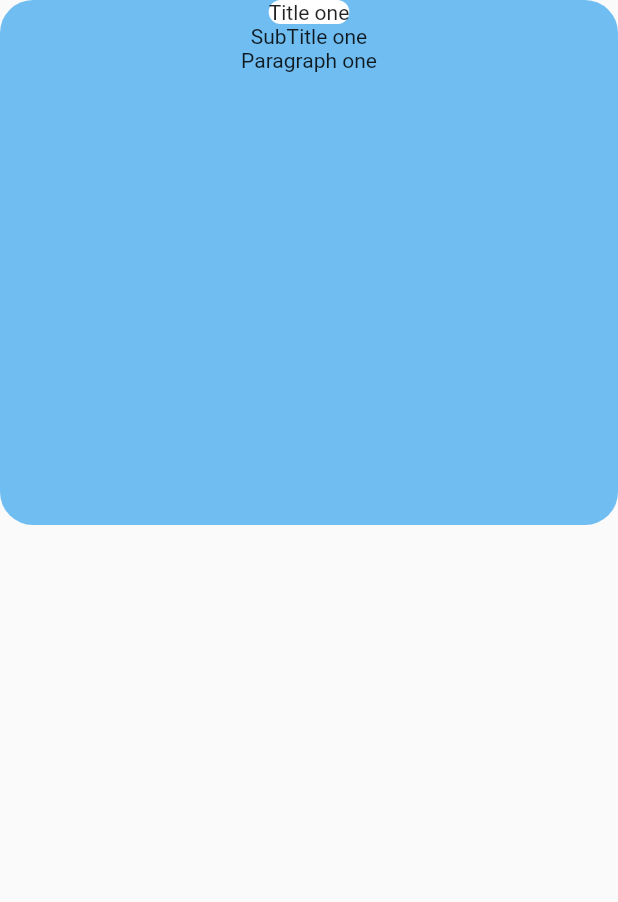
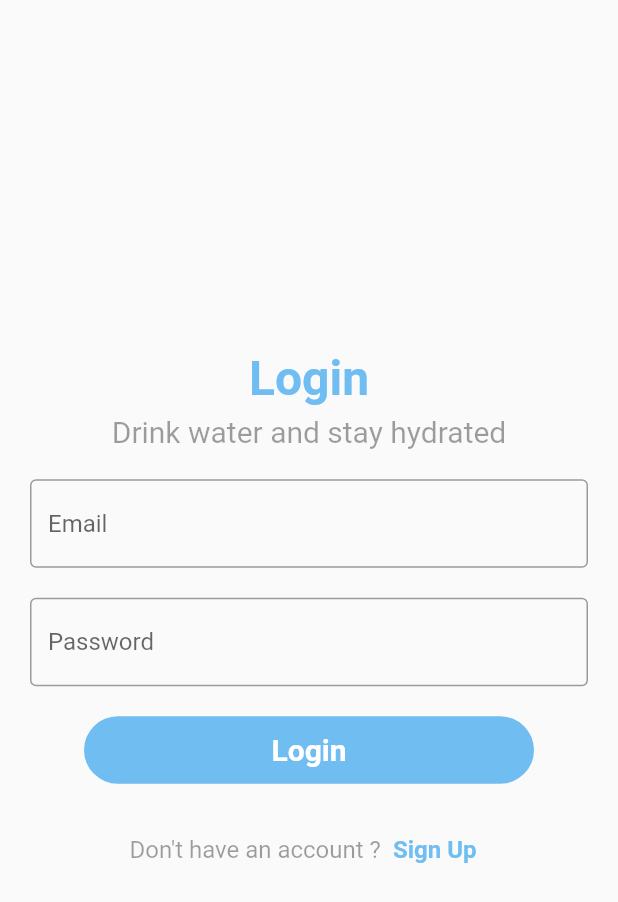
Before and after one commit to HC-DevE/Flutter-projects, a Flutter app: the screen it shows after launch, after a tap on "Get Started", on a phone screen of 412 x 824 dp. Shown: the top 902 px of the screen. Run offline on Flutter 3.47's test engine with Material 2 defaults, Android fonts, the phone set to English and light mode, and no system bars; our stand-ins replace dots_indicator, get.

Commit message:
adding login screen and routing

```diff
--- a/watintake_dribble_design/lib/main.dart
+++ b/watintake_dribble_design/lib/main.dart
@@ -1,4 +1,6 @@
 import 'package:flutter/material.dart';
+import 'package:watintake_dribble_design/screens/home/homepage_screen.dart';
+import 'package:watintake_dribble_design/screens/home/login_screen.dart';
 import 'package:watintake_dribble_design/screens/home/welcome_screen.dart';
 
 void main() {
@@ -12,10 +14,11 @@ class MyApp extends StatelessWidget {
   @override
   Widget build(BuildContext context) {
     return MaterialApp(
+      debugShowCheckedModeBanner: false,
       title: 'Flutter Demo',
-      theme: ThemeData(
-      ),
+      theme: ThemeData(),
       home: WelcomePage(),
+      // home: LoginScreen(),
     );
   }
 }
--- a/watintake_dribble_design/lib/screens/home/homepage_screen.dart
+++ b/watintake_dribble_design/lib/screens/home/homepage_screen.dart
@@ -1,6 +1,7 @@
 import 'package:flutter/material.dart';
 import 'package:flutter/src/widgets/framework.dart';
 import 'package:flutter/src/widgets/placeholder.dart';
+import 'package:watintake_dribble_design/screens/home/welcome_screen.dart';
 
 class HomePageScreen extends StatefulWidget {
   const HomePageScreen({super.key});
@@ -13,19 +14,66 @@ class _HomePageScreenState extends State<HomePageScreen> {
   @override
   Widget build(BuildContext context) {
     return Scaffold(
+      appBar: AppBar(
+        actions: [
+          Row(
+            children: [
+              IconButton(
+                icon: const Icon(Icons.arrow_back_ios),
+                onPressed: () {
+                  Navigator.push<void>(
+                    context,
+                    MaterialPageRoute<void>(
+                      builder: (BuildContext context) => const WelcomePage(),
+                    ),
+                  );
+                },
+              ),
+              IconButton(
+                  onPressed: () {}, icon: Icon(Icons.account_circle_rounded)),
+            ],
+          ),
+        ],
+      ),
+      // bottomNavigationBar: BottomNavigationBar(
+      //   items: <BottomNavigationBarItem>[
+      //     BottomNavigationBarItem(
+      //       icon: Icon(Icons.home),
+      //       label: 'Home',
+      //     ),
+      //     BottomNavigationBarItem(
+      //       icon: Icon(Icons.business),
+      //       label: 'Hydration',
+      //     ),
+      //     BottomNavigationBarItem(
+      //       icon: Icon(Icons.school),
+      //       label: 'Workout',
+      //     ),
+      //   ],
+      //   selectedItemColor: Colors.amber[800],
+      //   onTap: (_) {
+      //     Navigator.push<void>(
+      //       context,
+      //       MaterialPageRoute<void>(
+      //         builder: (BuildContext context) => const WelcomePage(),
+      //       ),
+      //     );
+      //   },
+      // ),
       body: SafeArea(
         child: Container(
           height: 350,
           width: 500,
           decoration: BoxDecoration(
-            color: Color(0xff70BDF2),
-            borderRadius: BorderRadius.circular(22)
-          ),
+              color: Color(0xff70BDF2),
+              borderRadius: BorderRadius.circular(22)),
           child: Column(
             children: [
               Container(
-                decoration: BoxDecoration(color: Colors.white,borderRadius: BorderRadius.circular(20)),
-                child: Text('Title one')),
+                  decoration: BoxDecoration(
+                      color: Colors.white,
+                      borderRadius: BorderRadius.circular(20)),
+                  child: Text('Title one')),
               Text('SubTitle one'),
               Text('Paragraph one')
             ],
--- a/watintake_dribble_design/lib/screens/home/login_screen.dart
+++ b/watintake_dribble_design/lib/screens/home/login_screen.dart
@@ -0,0 +1,117 @@
+
+
+import 'package:flutter/material.dart';
+
+class LoginScreen extends StatefulWidget {
+  const LoginScreen({super.key});
+
+  @override
+  State<LoginScreen> createState() => _LoginScreenState();
+}
+
+class _LoginScreenState extends State<LoginScreen> {
+  @override
+  Widget build(BuildContext context) {
+    return Scaffold(
+      //container with login input
+      body: Container(
+        padding: const EdgeInsets.all(20),
+        child: Column(
+          mainAxisAlignment: MainAxisAlignment.center,
+          children: [
+            const Text(
+              "Login",
+              style: TextStyle(
+                fontSize: 32,
+                fontWeight: FontWeight.bold,
+                color: Color(0xff70BDF2),
+              ),
+            ),
+            const SizedBox(height: 5),
+            const SizedBox(
+              width: 280,
+              child: Text(
+                "Drink water and stay hydrated",
+                style: TextStyle(
+                  fontSize: 20,
+                  fontWeight: FontWeight.w400,
+                  color: Colors.black38,
+                ),
+                textAlign: TextAlign.center,
+              ),
+            ),
+            const SizedBox(height: 20),
+            TextField(
+              decoration: const InputDecoration(
+                hintText: "Email",
+                border: OutlineInputBorder(),
+              ),
+            ),
+            const SizedBox(height: 20),
+            TextField(
+              decoration: const InputDecoration(
+                hintText: "Password",
+                border: OutlineInputBorder(),
+              ),
+            ),
+            const SizedBox(height: 20),
+            Container(
+              alignment: Alignment.bottomCenter,
+              height: 45,
+              width: 300,
+              decoration: BoxDecoration(
+                color: Color(0xff70BDF2),
+                borderRadius: BorderRadius.circular(30),
+              ),
+              child: Row(
+                mainAxisAlignment: MainAxisAlignment.center,
+                crossAxisAlignment: CrossAxisAlignment.center,
+                children: [
+                  TextButton(
+                    onPressed: () {},
+                    child: const Text(
+                      "Login",
+                      style: TextStyle(
+                        fontSize: 20,
+                        fontWeight: FontWeight.bold,
+                        color: Colors.white,
+                      ),
+                    ),
+                  ),
+                ],
+              ),
+            ),
+            const SizedBox(height: 20),
+            Row(
+              mainAxisAlignment: MainAxisAlignment.center,
+              children: [
+                const Text(
+                  "Don't have an account ?",
+                  style: TextStyle(
+                    fontSize: 16,
+                    fontWeight: FontWeight.w400,
+                    color: Colors.black38,
+                  ),
+                ),
+                TextButton(
+                  onPressed: () {},
+                  child: const Text(
+                    "Sign Up",
+                    style: TextStyle(
+                      fontSize: 16,
+                      fontWeight: FontWeight.bold,
+                      color: Color(0xff70BDF2),
+                    ),
+                  ),
+                ),
+              ],
+            ),
+          ],
+          //add google authentification button
+
+
+        ),
+      ),
+    );
+  }
+}
--- a/watintake_dribble_design/lib/screens/home/welcome_screen.dart
+++ b/watintake_dribble_design/lib/screens/home/welcome_screen.dart
@@ -1,5 +1,5 @@
 import 'package:flutter/material.dart';
-import 'package:watintake_dribble_design/screens/home/homepage_screen.dart';
+import 'package:watintake_dribble_design/screens/home/login_screen.dart';
 
 class WelcomePage extends StatefulWidget {
   const WelcomePage({super.key});
@@ -11,59 +11,77 @@ class WelcomePage extends StatefulWidget {
 class _WelcomePageState extends State<WelcomePage> {
   @override
   Widget build(BuildContext context) {
+    Size size = MediaQuery.of(context).size;
     return Scaffold(
-      body: Column(
-        mainAxisAlignment: MainAxisAlignment.start,
+      backgroundColor: Colors.white,
+      body: SafeArea(
+        child: Container(
+          height: size.height * 0.9,
+          child: Column(
+            children: [
+              Image.asset(
+                'lib/assets/images/welcome_screen.png',
+              ),
+              Text(
+                "Your body needs water !",
+                style: TextStyle(
+                  fontSize: 32,
+                  fontWeight: FontWeight.bold,
+                  color: Color(0xff70BDF2),
+                ),
+              ),
+              SizedBox(height: 5),
+              SizedBox(
+                width: 280,
+                child: Text(
+                  "Track your daily water intake with just a few taps !",
+                  style: TextStyle(
+                    fontSize: 20,
+                    fontWeight: FontWeight.w400,
+                    color: Colors.black38,
+                  ),
+                  textAlign: TextAlign.center,
+                ),
+              ),
+              const Spacer(),
+              Container(
+                alignment: Alignment.bottomCenter,
+                height: 45,
+                width: 300,
+                decoration: BoxDecoration(
+                  color: Color(0xff70BDF2),
+                  borderRadius: BorderRadius.circular(30),
+                ),
+                child: Row(
+                  mainAxisAlignment: MainAxisAlignment.center,
                   crossAxisAlignment: CrossAxisAlignment.center,
                   children: [
-          Container(
-            margin: EdgeInsets.only(top: 50),
-            height: MediaQuery.of(context).size.width * 0.7,
-            width: MediaQuery.of(context).size.width,
-            decoration: BoxDecoration(
-              color: Color(0xffF2F2F2),
-              borderRadius: BorderRadius.only(
-                bottomLeft: Radius.circular(50),
-                bottomRight: Radius.circular(50),
-              ),
-            ),
-            child: Image.asset(
-              'lib/assets/images/welcome-screen-image.png',
-              fit: BoxFit.fitWidth,
-              alignment: Alignment.topCenter,
-            ),
-          ),
-          Container(
-            height: 150,
-            width: 350,
-            margin: EdgeInsets.only(
-              top: MediaQuery.of(context).size.width * 0.5,
-            ),
-            child: ElevatedButton(
-              style: ButtonStyle(
-                backgroundColor: MaterialStateProperty.all(Colors.transparent),
-                shadowColor: MaterialStateProperty.all(Colors.transparent),
-              ),
+                    TextButton(
                       onPressed: () {
-                Navigator.push(
+                        Navigator.push<void>(
                           context,
                           MaterialPageRoute<void>(
-                    builder: (BuildContext context) => HomePageScreen(),
+                            builder: (BuildContext context) => const LoginScreen(),
                           ),
                         );
                       },
-              child: Container(
-                height: 50,
-                width: 150,
-                decoration: BoxDecoration(
-                  borderRadius: BorderRadius.circular(30),
-                  color: Color(0xff70BDF2),
-                ),
-                child: Center(child: Text('Get Started')),
+                      child: Text(
+                        "Get Started",
+                        style: TextStyle(
+                          fontSize: 20,
+                          fontWeight: FontWeight.w600,
+                          color: Colors.white,
                         ),
                       ),
                     ),
+                    SizedBox(width: 10),
+                    Icon(Icons.arrow_forward, color: Colors.white),
                   ],
+                ),
+              )
+            ],
+          ),
+        ),
       ),
     );
   }
```
Lines whose indentation alone changed are shown as unchanged.
